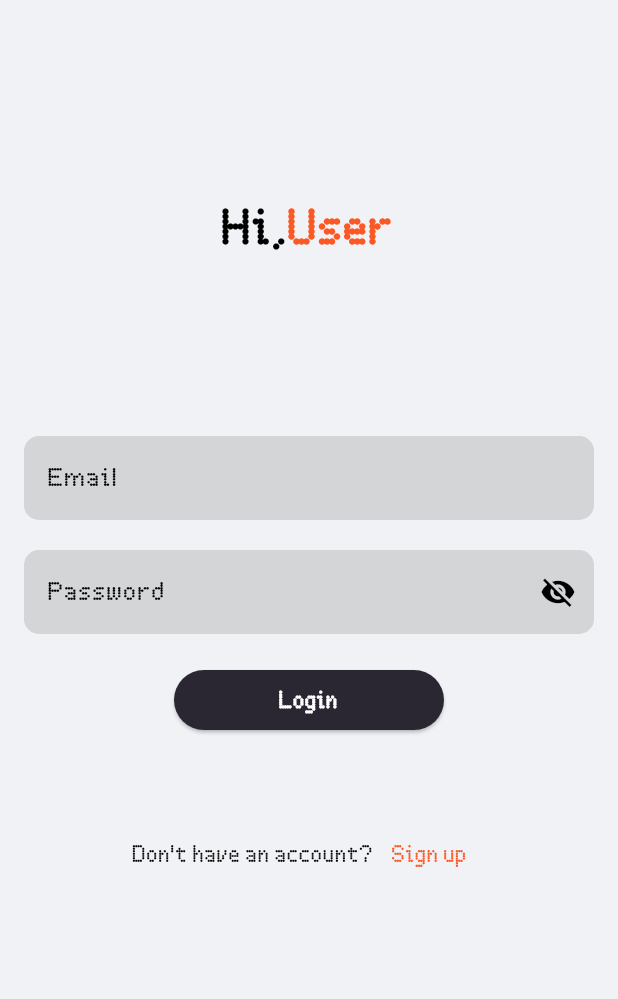
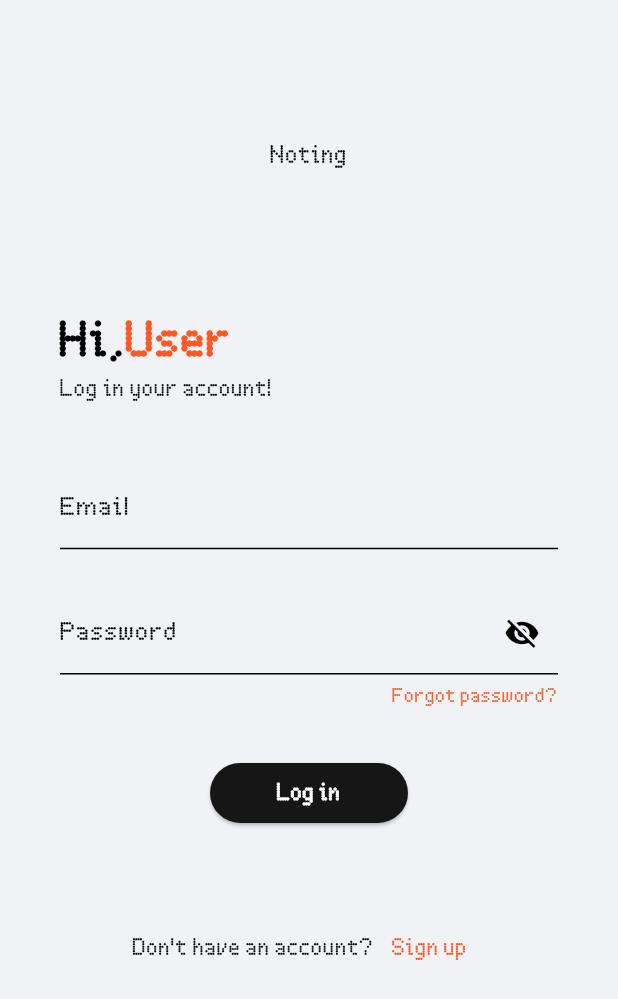
Before and after one commit to maxx4688/notes_database, a Flutter app: the screen it shows after launch, on a phone screen of 412 x 824 dp. Shown: the top 999 px of the screen. Run offline on Flutter 3.47's test engine with Material 3 defaults, Android fonts, the phone set to English and light mode, and no system bars; our stand-ins replace cloud_firestore, firebase_auth, firebase_core, flutter_spinkit, share_plus, shared_preferences; accounts and stored records are empty.

Commit message:
added forgot password and other

```diff
--- a/lib/login_page.dart
+++ b/lib/login_page.dart
@@ -3,6 +3,8 @@ import 'package:firebase_auth/firebase_auth.dart';
 import 'package:cloud_firestore/cloud_firestore.dart';
 import 'package:flutter_spinkit/flutter_spinkit.dart';
 import 'package:notes_database/firebase/user_provider.dart';
+import 'package:notes_database/forgot_password.dart';
+import 'package:notes_database/signup_page.dart';
 import 'package:notes_database/theme/theme_constance.dart';
 import 'package:provider/provider.dart';
 import 'package:shared_preferences/shared_preferences.dart';
@@ -28,7 +30,12 @@ class _LoginPageState extends State<LoginPage> {
 
     if (_emailController.text.isEmpty || _passwordController.text.isEmpty) {
       ScaffoldMessenger.of(context).showSnackBar(
-          const SnackBar(content: Text("One or more fields are empty.")));
+        const SnackBar(
+          content: Text(
+            "Enter both email and password!!",
+          ),
+        ),
+      );
     } else {
       setState(() {
         isLoading = true;
@@ -58,17 +65,21 @@ class _LoginPageState extends State<LoginPage> {
           Navigator.pushReplacementNamed(context, '/home');
         } else {
           // If user data does not exist, prompt for account creation
-          ScaffoldMessenger.of(context).showSnackBar(const SnackBar(
-              content: Text("User not found. Please create a new account.")));
-          _showCreateAccountDialog(context, email, password);
+          ScaffoldMessenger.of(context).showSnackBar(
+            const SnackBar(
+              content: Text("User not found. Please create a new account."),
+            ),
+          );
         }
       } catch (e) {
         // Handle login errors
         if (e is FirebaseAuthException) {
           // If user not found, prompt for account creation
-          _showCreateAccountDialog(context, email, password);
-          ScaffoldMessenger.of(context).showSnackBar(const SnackBar(
-              content: Text("User not found. Please create a new account.")));
+          ScaffoldMessenger.of(context).showSnackBar(
+            const SnackBar(
+              content: Text("User not found. Please create a new account."),
+            ),
+          );
         } else {
           // Show other errors (e.g., wrong password)
           print("Login failed: $e");
@@ -83,76 +94,24 @@ class _LoginPageState extends State<LoginPage> {
     }
   }
 
-  Future<void> _showCreateAccountDialog(
-      BuildContext context, String email, String password) async {
-    showDialog(
-      context: context,
-      builder: (BuildContext context) {
-        return AlertDialog(
-          title: const Text("Create Account"),
-          content: const Text(
-              "No account found for this email. Would you like to create a new account?"),
-          actions: [
-            TextButton(
-              onPressed: () async {
-                await _createAccount(email, password, context);
-                Navigator.of(context).pop();
-              },
-              child: const Text("Yes"),
-            ),
-            TextButton(
-              onPressed: () {
-                Navigator.of(context).pop();
-              },
-              child: const Text("No"),
-            ),
-          ],
-        );
-      },
-    );
-  }
-
-  Future<void> _createAccount(
-      String email, String password, BuildContext context) async {
-    final userProvider = Provider.of<UserProvider>(context, listen: false);
-    try {
-      UserCredential userCredential =
-          await FirebaseAuth.instance.createUserWithEmailAndPassword(
-        email: email,
-        password: password,
-      );
-
-      // Add user data to Firestore
-      await _firestore.collection('users').doc(userCredential.user!.uid).set({
-        'email': email,
-        'createdAt': FieldValue.serverTimestamp(),
-      });
-
-      // Save to UserProvider and Shared Preferences
-      userProvider.setUser(userCredential.user!.uid, email);
-      SharedPreferences prefs = await SharedPreferences.getInstance();
-      await prefs.setBool('isLoggedIn', true);
-      await prefs.setString('userId', userCredential.user!.uid);
-
-      Navigator.pushReplacementNamed(context, '/home'); // Navigate to Home
-    } catch (e) {
-      print("Account creation failed: $e");
-      ScaffoldMessenger.of(context)
-          .showSnackBar(SnackBar(content: Text("Account creation failed: $e")));
-    }
-  }
-
   @override
   Widget build(BuildContext context) {
     return Scaffold(
       body: ListView(
-        padding: const EdgeInsets.all(16.0),
+        padding: const EdgeInsets.symmetric(
+          horizontal: 40.0,
+        ),
         children: [
           SizedBox(
-            height: MediaQuery.of(context).size.height / 3,
+            height: MediaQuery.of(context).size.height / 4,
             child: const Center(
-                child: Row(
-              mainAxisAlignment: MainAxisAlignment.center,
+              child: Text(
+                'Noting',
+                style: TextStyle(fontSize: 15),
+              ),
+            ),
+          ),
+          const Row(
             children: [
               Text(
                 'Hi,',
@@ -166,37 +125,30 @@ class _LoginPageState extends State<LoginPage> {
                 style: TextStyle(
                   fontWeight: FontWeight.w900,
                   fontSize: 30,
-                      color: mainColour),
+                  color: mainColour,
+                ),
               ),
             ],
-            )),
+          ),
+          const Text('Log in your account!'),
+          SizedBox(
+            height: MediaQuery.of(context).size.height / 20,
           ),
           TextField(
             cursorColor: mainColour,
             controller: _emailController,
             scrollPhysics: const BouncingScrollPhysics(),
-            decoration: InputDecoration(
-              border: UnderlineInputBorder(
-                borderSide: BorderSide.none,
-                borderRadius: BorderRadius.circular(10),
-              ),
-              filled: true,
-              fillColor: Colors.black12,
+            decoration: const InputDecoration(
               labelText: 'Email',
             ),
           ),
-          const SizedBox(
-            height: 20,
+          SizedBox(
+            height: MediaQuery.of(context).size.height / 30,
           ),
           TextField(
             cursorColor: mainColour,
             controller: _passwordController,
             decoration: InputDecoration(
-              border: UnderlineInputBorder(
-                  borderSide: BorderSide.none,
-                  borderRadius: BorderRadius.circular(10)),
-              filled: true,
-              fillColor: Colors.black12,
               labelText: 'Password',
               suffixIcon: IconButton(
                 icon: Icon(
@@ -212,20 +164,57 @@ class _LoginPageState extends State<LoginPage> {
             obscureText: isHidden,
             scrollPhysics: const BouncingScrollPhysics(),
           ),
-          const SizedBox(height: 20),
+          SizedBox(
+            height: MediaQuery.of(context).size.height / 15,
+            child: Padding(
+              padding: const EdgeInsets.only(top: 5.0),
+              child: Align(
+                alignment: Alignment.topRight,
+                child: GestureDetector(
+                  onTap: () {
+                    Navigator.push(
+                      context,
+                      MaterialPageRoute(
+                        builder: (context) => const ForgotPasswordPage(),
+                      ),
+                    );
+                  },
+                  child: const Text(
+                    'Forgot password?',
+                    style: TextStyle(
+                      color: mainColour,
+                      fontSize: 12,
+                    ),
+                  ),
+                ),
+              ),
+            ),
+          ),
           Padding(
             padding: const EdgeInsets.symmetric(horizontal: 100.0),
             child: isLoading == false
-                ? ElevatedButton(
+                ? Hero(
+                    tag: 'pass',
+                    child: ElevatedButton(
+                      style: const ButtonStyle(
+                        backgroundColor: WidgetStatePropertyAll(
+                          Color.fromARGB(255, 22, 22, 22),
+                        ),
+                      ),
                       onPressed: () => _loginUser(context),
                       child: const Text(
-                      "Login",
+                        "Log in",
                         style: TextStyle(
-                          color: Colors.white, fontWeight: FontWeight.bold),
+                          color: Colors.white,
+                          fontWeight: FontWeight.bold,
+                        ),
+                      ),
                     ),
                   )
-                : const SpinKitDoubleBounce(
-                    color: Colors.black,
+                : SpinKitDoubleBounce(
+                    color: Theme.of(context).brightness == Brightness.light
+                        ? Colors.black
+                        : Colors.white,
                   ),
           ),
           SizedBox(
@@ -236,11 +225,21 @@ class _LoginPageState extends State<LoginPage> {
             children: [
               const Text("Don't have an account?"),
               TextButton(
-                  onPressed: () {},
+                onPressed: () {
+                  Navigator.push(
+                    context,
+                    MaterialPageRoute(
+                      builder: (context) => const SignupPage(),
+                    ),
+                  );
+                },
                 child: const Text(
                   'Sign up',
-                    style: TextStyle(color: mainColour),
-                  ))
+                  style: TextStyle(
+                    color: mainColour,
+                  ),
+                ),
+              ),
             ],
           )
         ],
--- a/lib/pages/view_page.dart
+++ b/lib/pages/view_page.dart
@@ -66,6 +66,7 @@ class _ViewPageState extends State<ViewPage> {
                 height: 100,
               ),
               TextField(
+                cursorColor: mainColour,
                 cursorOpacityAnimates: true,
                 scrollPhysics: const BouncingScrollPhysics(),
                 controller: _titleEditController,
@@ -99,7 +100,7 @@ class _ViewPageState extends State<ViewPage> {
                     style: TextStyle(color: mainColour, fontSize: 20),
                   ),
                   Text(
-                    '${widget.content.length.toString()} Words',
+                    '${widget.content.length.toString()} Letters',
                     style: TextStyle(
                       color: colour,
                     ),
@@ -110,6 +111,7 @@ class _ViewPageState extends State<ViewPage> {
                 height: 20,
               ),
               TextField(
+                cursorColor: mainColour,
                 scrollPhysics: const BouncingScrollPhysics(),
                 cursorOpacityAnimates: true,
                 style: TextStyle(color: colour),
@@ -133,6 +135,8 @@ class _ViewPageState extends State<ViewPage> {
                   //     ? Colors.black
                   //     : Colors.white,
                   Colors.black,
+                  Colors.black87,
+                  Colors.black54,
                   Colors.transparent,
                 ],
               ),
--- a/lib/theme/theme_constance.dart
+++ b/lib/theme/theme_constance.dart
@@ -5,7 +5,7 @@ const CardColor = Color(0xFFFEFEFE);
 const LightBGtext = Color(0xFFD7DBE1);
 const DarkText = Color(0xFF748297);
 ThemeData lightMode = ThemeData(
-  scaffoldBackgroundColor: Color(0xFFF0F2F5),
+  scaffoldBackgroundColor: const Color(0xFFF0F2F5),
   brightness: Brightness.light,
   useMaterial3: true,
   fontFamily: 'poppins',
@@ -24,14 +24,14 @@ ThemeData darkMode = ThemeData(
   brightness: Brightness.dark,
   useMaterial3: true,
   fontFamily: 'poppins',
+  cardColor: Color.fromARGB(255, 22, 22, 22),
   elevatedButtonTheme: ElevatedButtonThemeData(
       style: ButtonStyle(
     backgroundColor: WidgetStateProperty.all(const Color(0xFF2A2733)),
   )),
-  //  colorScheme: ColorScheme.dark(
-  //    // background: Colors.grey,
-  //    primary: Colors.white,
-  // //   secondary: Colors.deepPurpleAccent,
-  // //   inversePrimary: Colors.brown
-  //  ),
+  colorScheme: const ColorScheme.dark(
+      surface: Colors.black,
+      primary: Color.fromARGB(255, 22, 22, 22),
+      secondary: Colors.deepPurpleAccent,
+      inversePrimary: Colors.brown),
 );
```
Also changed, not shown: lib/applock/pin_entry.dart (+6 -5 lines), lib/forgot_password.dart (added, +145 -0 lines), lib/my_drawer.dart (+8 -0 lines), lib/pages/home_page.dart (+27 -15 lines), lib/signup_page.dart (added, +212 -0 lines). Lines whose indentation alone changed are shown as unchanged.
